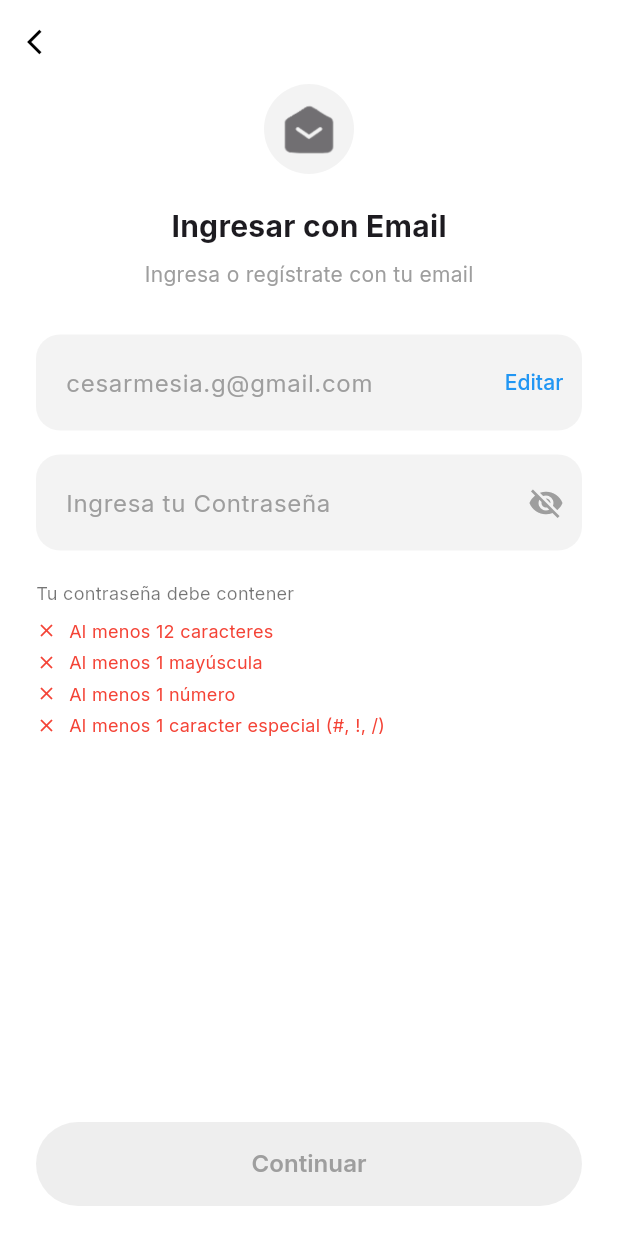
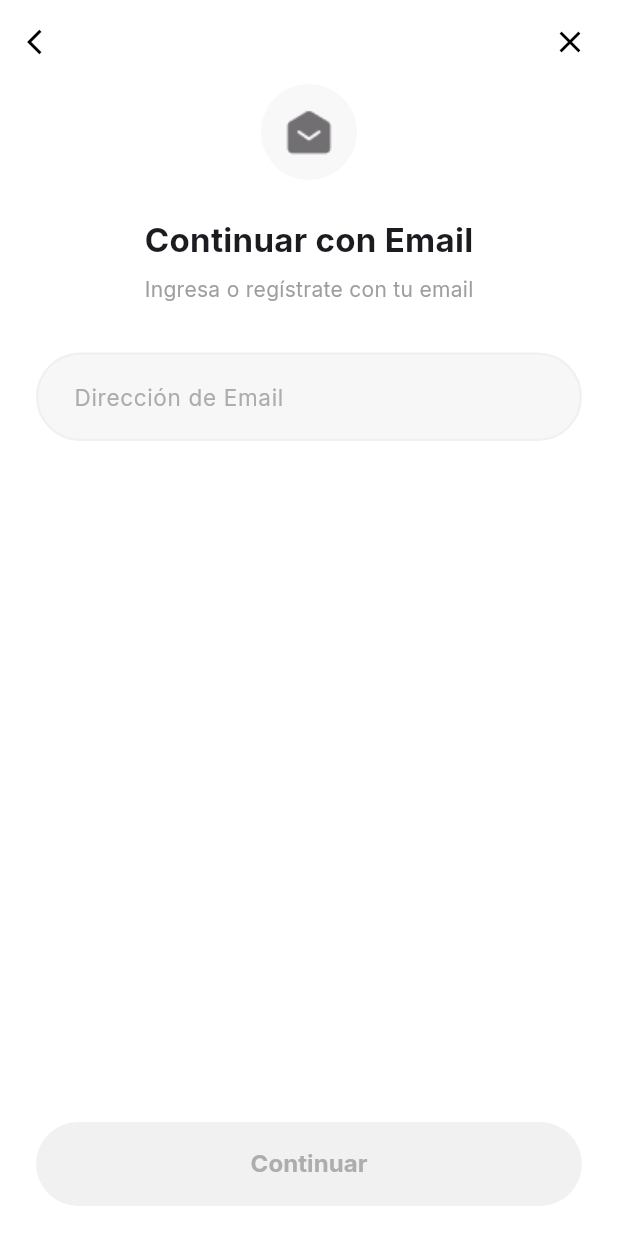
Before and after one commit to RicharRomero123/Inklop-movile, a Flutter app: the LoginEmailScreen screen opened directly, on a phone screen of 412 x 824 dp. Run offline on Flutter 3.47's test engine with Material 3 defaults, Android fonts, the light colour scheme and no system bars; our stand-ins replace fl_chart, google_fonts; accounts and stored records are empty.

Commit message:
Agregado diseño de pantallas de login y verificación

```diff
--- a/lib/features/auth/presentation/login_email_screen.dart
+++ b/lib/features/auth/presentation/login_email_screen.dart
@@ -1,5 +1,5 @@
 import 'package:flutter/material.dart';
-import 'verification_code_screen.dart'; // Importamos la siguiente pantalla
+import 'verification_code_screen.dart'; // Asegúrate de tener esta pantalla creada
 
 class LoginEmailScreen extends StatefulWidget {
   const LoginEmailScreen({super.key});
@@ -11,13 +11,25 @@ class LoginEmailScreen extends StatefulWidget {
 class _LoginEmailScreenState extends State<LoginEmailScreen> {
   final _emailController = TextEditingController();
   final _passwordController = TextEditingController();
+  final FocusNode _emailFocus = FocusNode();
+  final FocusNode _passwordFocus = FocusNode();
+
+  // Estados del flujo
+  bool isCheckingPassword = false;
   bool _isPasswordVisible = false;
 
-  // Variables de validación
+  // Variables de validación de contraseña
   bool _hasMinLength = false;
   bool _hasUppercase = false;
   bool _hasNumber = false;
   bool _hasSpecialChar = false;
+
+  @override
+  void initState() {
+    super.initState();
+    _emailFocus.addListener(() => setState(() {}));
+    _passwordFocus.addListener(() => setState(() {}));
+  }
 
   void _validatePassword(String value) {
     setState(() {
@@ -28,7 +40,14 @@ class _LoginEmailScreenState extends State<LoginEmailScreen> {
     });
   }
 
-  bool get _isFormValid => _hasMinLength && _hasUppercase && _hasNumber && _hasSpecialChar && _emailController.text.isNotEmpty;
+  // Lógica para habilitar el botón según el paso del flujo
+  bool get _canContinue {
+    if (!isCheckingPassword) {
+      return _emailController.text.contains('@');
+    } else {
+      return _hasMinLength && _hasUppercase && _hasNumber && _hasSpecialChar;
+    }
+  }
 
   @override
   Widget build(BuildContext context) {
@@ -39,76 +58,102 @@ class _LoginEmailScreenState extends State<LoginEmailScreen> {
         elevation: 0,
         leading: IconButton(
           icon: const Icon(Icons.arrow_back_ios, color: Colors.black, size: 20),
+          onPressed: () {
+            if (isCheckingPassword) {
+              setState(() => isCheckingPassword = false);
+            } else {
+              Navigator.pop(context);
+            }
+          },
+        ),
+        actions: [
+          IconButton(
+            icon: const Icon(Icons.close, color: Colors.black),
             onPressed: () => Navigator.pop(context),
           ),
+          const SizedBox(width: 8),
+        ],
       ),
       body: SafeArea(
         child: Padding(
           padding: const EdgeInsets.symmetric(horizontal: 24.0),
           child: Column(
             children: [
-              // 1. Icono Superior
+              // 1. Icono de cabecera personalizado
               Center(
                 child: Container(
-                  height: 60,
-                  width: 60,
-                  padding: const EdgeInsets.all(12),
+                  height: 64,
+                  width: 64,
                   decoration: const BoxDecoration(
-                    color: Color(0xFFF3F3F3),
+                    color: Color(0xFFF8F8F8),
                     shape: BoxShape.circle,
                   ),
-                  child: Image.asset('assets/images/icon_email_header.png'),
+                  child: Center(
+                    child: Image.asset(
+                      'assets/images/icon_email_header.png',
+                      height: 32,
+                      fit: BoxFit.contain,
                     ),
                   ),
-              const SizedBox(height: 20),
+                ),
+              ),
+              const SizedBox(height: 24),
 
-              // 2. Títulos
-              const Text(
-                'Ingresar con Email',
-                style: TextStyle(fontSize: 20, fontWeight: FontWeight.bold),
+              // 2. Títulos dinámicos
+              Text(
+                isCheckingPassword ? 'Ingresar con Email' : 'Continuar con Email',
+                style: const TextStyle(fontSize: 22, fontWeight: FontWeight.bold),
               ),
               const SizedBox(height: 8),
               const Text(
                 'Ingresa o regístrate con tu email',
                 style: TextStyle(fontSize: 14, color: Colors.grey),
               ),
-              const SizedBox(height: 30),
+              const SizedBox(height: 32),
 
-              // 3. Input Email
+              // 3. Input Email (Se bloquea y muestra "Editar" en el paso 2)
               _buildTextField(
                 controller: _emailController,
-                hint: 'cesarmesia.g@gmail.com',
-                suffix: TextButton(
-                  onPressed: () {}, // Lógica para editar si se requiere
-                  child: const Text('Editar', style: TextStyle(color: Colors.blue)),
+                focusNode: _emailFocus,
+                hint: 'Dirección de Email',
+                enabled: !isCheckingPassword,
+                suffix: isCheckingPassword
+                    ? TextButton(
+                  onPressed: () => setState(() => isCheckingPassword = false),
+                  child: const Text('Editar',
+                      style: TextStyle(color: Colors.blue, fontWeight: FontWeight.bold)),
+                )
+                    : null,
+                onChanged: (val) => setState(() {}),
               ),
-              ),
+
               const SizedBox(height: 16),
 
-              // 4. Input Password
+              // 4. Input Password y Validadores (Paso 2)
+              if (isCheckingPassword) ...[
                 _buildTextField(
                   controller: _passwordController,
+                  focusNode: _passwordFocus,
                   hint: 'Ingresa tu Contraseña',
                   obscureText: !_isPasswordVisible,
                   onChanged: _validatePassword,
                   suffix: IconButton(
                     icon: Icon(
-                    _isPasswordVisible ? Icons.visibility : Icons.visibility_off,
+                      _isPasswordVisible ? Icons.visibility_outlined : Icons.visibility_off_outlined,
                       color: Colors.grey,
                     ),
                     onPressed: () => setState(() => _isPasswordVisible = !_isPasswordVisible),
                   ),
                 ),
                 const SizedBox(height: 20),
-
-              // 5. Validaciones de Contraseña
                 Align(
                   alignment: Alignment.centerLeft,
                   child: Column(
                     crossAxisAlignment: CrossAxisAlignment.start,
                     children: [
-                    const Text('Tu contraseña debe contener', style: TextStyle(fontSize: 12, color: Colors.black54)),
-                    const SizedBox(height: 8),
+                      const Text('Tu contraseña debe contener',
+                          style: TextStyle(fontSize: 13, fontWeight: FontWeight.w500)),
+                      const SizedBox(height: 12),
                       _buildValidatorRow('Al menos 12 caracteres', _hasMinLength),
                       _buildValidatorRow('Al menos 1 mayúscula', _hasUppercase),
                       _buildValidatorRow('Al menos 1 número', _hasNumber),
@@ -116,31 +161,39 @@ class _LoginEmailScreenState extends State<LoginEmailScreen> {
                     ],
                   ),
                 ),
+              ],
 
               const Spacer(),
 
-              // 6. Botón Continuar
+              // 5. Botón de Acción
               SizedBox(
                 width: double.infinity,
                 height: 56,
                 child: FilledButton(
-                  onPressed: _isFormValid
+                  onPressed: _canContinue
                       ? () {
-                    // Navegar a la siguiente pantalla
-                    Navigator.push(context, MaterialPageRoute(builder: (context) => const VerificationCodeScreen()));
+                    if (!isCheckingPassword) {
+                      setState(() => isCheckingPassword = true);
+                    } else {
+                      // Redirigir a OTP al cumplir validaciones
+                      Navigator.push(
+                        context,
+                        MaterialPageRoute(builder: (context) => const VerificationCodeScreen()),
+                      );
                     }
-                      : null, // Deshabilitado si no cumple requisitos
+                  }
+                      : null,
                   style: FilledButton.styleFrom(
                     backgroundColor: const Color(0xFF1A1A1A),
-                    disabledBackgroundColor: Colors.grey.shade200,
-                    shape: RoundedRectangleBorder(borderRadius: BorderRadius.circular(30)),
+                    disabledBackgroundColor: const Color(0xFFF1F1F1),
+                    shape: const StadiumBorder(),
                   ),
                   child: Text(
                     'Continuar',
                     style: TextStyle(
-                      color: _isFormValid ? Colors.white : Colors.grey,
+                      color: _canContinue ? Colors.white : const Color(0xFFADADAD),
                       fontSize: 16,
-                      fontWeight: FontWeight.w600,
+                      fontWeight: FontWeight.bold,
                     ),
                   ),
                 ),
@@ -153,38 +206,49 @@ class _LoginEmailScreenState extends State<LoginEmailScreen> {
     );
   }
 
-  // Widget auxiliar para los inputs
+  // Widget para los campos de texto con bordes redondeados y dinámicos
   Widget _buildTextField({
     required TextEditingController controller,
+    required FocusNode focusNode,
     required String hint,
     Widget? suffix,
     bool obscureText = false,
+    bool enabled = true,
     Function(String)? onChanged,
   }) {
-    return Container(
+    bool isActive = focusNode.hasFocus || controller.text.isNotEmpty;
+
+    return AnimatedContainer(
+      duration: const Duration(milliseconds: 200),
       decoration: BoxDecoration(
-        color: const Color(0xFFF3F3F3),
-        borderRadius: BorderRadius.circular(16),
+        color: const Color(0xFFF7F7F7),
+        borderRadius: BorderRadius.circular(30),
+        border: Border.all(
+          color: isActive ? const Color(0xFFE0E0E0) : const Color(0xFFF0F0F0),
+          width: 1.5,
+        ),
       ),
       child: TextField(
         controller: controller,
+        focusNode: focusNode,
         obscureText: obscureText,
+        enabled: enabled,
         onChanged: onChanged,
         decoration: InputDecoration(
           hintText: hint,
-          hintStyle: const TextStyle(color: Colors.grey),
+          hintStyle: const TextStyle(color: Color(0xFFADADAD), fontSize: 15),
           border: InputBorder.none,
-          contentPadding: const EdgeInsets.symmetric(horizontal: 20, vertical: 20),
+          contentPadding: const EdgeInsets.symmetric(horizontal: 24, vertical: 16),
           suffixIcon: suffix,
         ),
       ),
     );
   }
 
-  // Widget auxiliar para las filas de validación (Rojo/Verde)
+  // Widget para las filas de validación de contraseña
   Widget _buildValidatorRow(String text, bool isValid) {
     return Padding(
-      padding: const EdgeInsets.only(bottom: 4.0),
+      padding: const EdgeInsets.only(bottom: 6.0),
       child: Row(
         children: [
           Icon(
@@ -192,12 +256,12 @@ class _LoginEmailScreenState extends State<LoginEmailScreen> {
             color: isValid ? Colors.green : Colors.red,
             size: 14,
           ),
-          const SizedBox(width: 8),
+          const SizedBox(width: 10),
           Text(
             text,
             style: TextStyle(
               color: isValid ? Colors.green : Colors.red,
-              fontSize: 12,
+              fontSize: 13,
             ),
           ),
         ],
```
Also changed, not shown: lib/features/auth/presentation/verification_code_screen.dart (+106 -40 lines), lib/features/auth/presentation/welcome_screen.dart (+38 -30 lines), assets/images/apple_icon.png, assets/images/google_icon.png, assets/images/icon_email_header.png, assets/images/icon_otp_header.png, assets/images/logo_inklop.png, assets/images/logo_small.png. Lines whose indentation alone changed are shown as unchanged.
